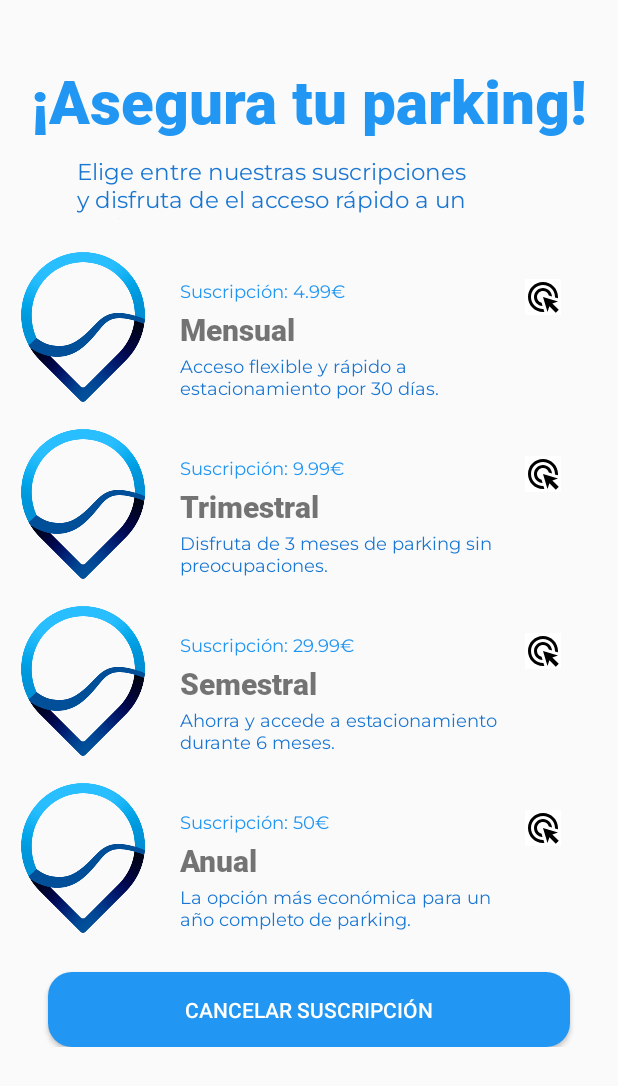
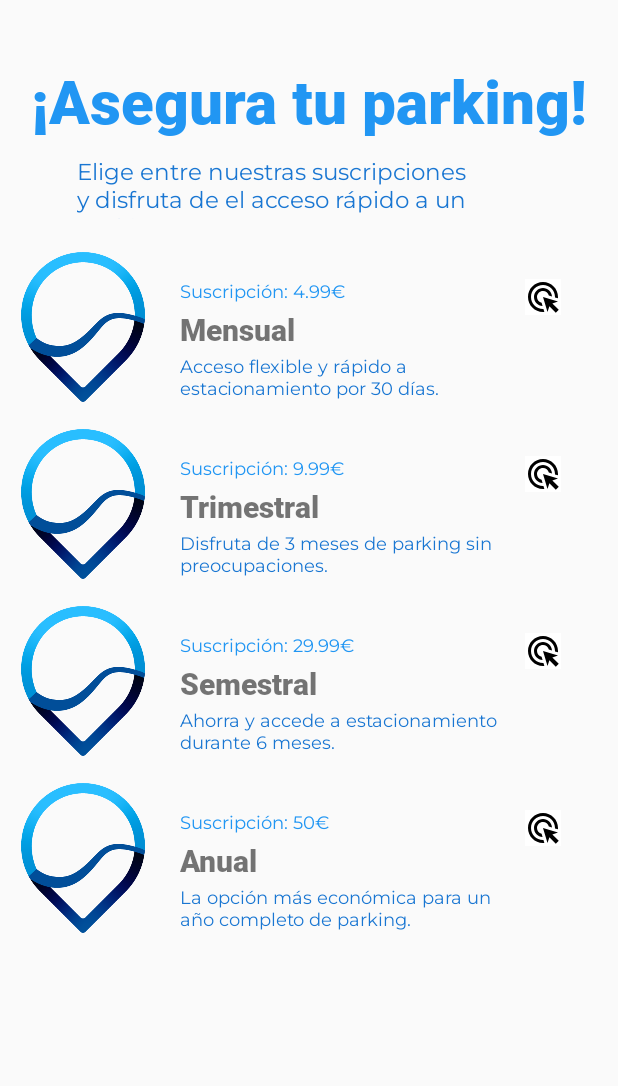
Before and after one commit to ktr19/Spotterly, an Android app: the fragment SuscripcionesFragment shown on its own in the app's theme, after a tap on "NO", on a phone screen of 412 x 824 dp. Shown: the top 1086 px of the screen. Run offline under Robolectric (Android 15) with nearby library versions, the phone set to English and light mode, and no system bars; 1 other tap on this screen came first.

Commit message:
Suscripción terminada

```diff
--- a/app/src/main/java/com/example/spotterly/ui/suscripciones/SuscripcionesFragment.java
+++ b/app/src/main/java/com/example/spotterly/ui/suscripciones/SuscripcionesFragment.java
@@ -1,63 +1,144 @@
 package com.example.spotterly.ui.suscripciones;
 
 import android.app.AlertDialog;
+import android.content.DialogInterface;
 import android.os.Bundle;
 import android.view.LayoutInflater;
 import android.view.View;
 import android.view.ViewGroup;
 import android.widget.Button;
+import android.widget.FrameLayout;
 import android.widget.Toast;
 
 import androidx.annotation.NonNull;
+import androidx.annotation.Nullable;
 import androidx.fragment.app.Fragment;
 
-import com.example.spotterly.databinding.FragmentSuscripcionesBinding;
+import com.example.spotterly.R;
 
 public class SuscripcionesFragment extends Fragment {
 
-    private FragmentSuscripcionesBinding binding;
+    private FrameLayout frameMensual, frameTrimestral, frameSemestral, frameAnual;
+    private Button btCancelarSuscripcion;
 
-    public View onCreateView(@NonNull LayoutInflater inflater,
-                             ViewGroup container, Bundle savedInstanceState) {
-        binding = FragmentSuscripcionesBinding.inflate(inflater, container, false);
-        View root = binding.getRoot();
+    @Nullable
+    @Override
+    public View onCreateView(@NonNull LayoutInflater inflater, @Nullable ViewGroup container, @Nullable Bundle savedInstanceState) {
+        View rootView = inflater.inflate(R.layout.fragment_suscripciones, container, false);
+        btCancelarSuscripcion = rootView.findViewById(R.id.btCancelarSuscripcion);
+        frameMensual = rootView.findViewById(R.id.frameMensual);
+        frameTrimestral = rootView.findViewById(R.id.frameTrimestral);
+        frameSemestral = rootView.findViewById(R.id.frameSemestral);
+        frameAnual = rootView.findViewById(R.id.frameAnual);
+        btCancelarSuscripcion.setVisibility(View.GONE);
+        configurarEventos();
+        return rootView;
+    }
 
-        // Obtener la referencia al botón de cancelar suscripción
-        Button btCancelarSuscripcion = binding.btCancelarSuscripcion;
+    private void configurarEventos() {
+        frameMensual.setOnClickListener(new View.OnClickListener() {
+            @Override
+            public void onClick(View v) {
+                mostrarAlertaCompra("Mensual");
+            }
+        });
 
-        // Establecer el OnClickListener para el botón
+        frameTrimestral.setOnClickListener(new View.OnClickListener() {
+            @Override
+            public void onClick(View v) {
+                mostrarAlertaCompra("Trimestral");
+            }
+        });
+
+        frameSemestral.setOnClickListener(new View.OnClickListener() {
+            @Override
+            public void onClick(View v) {
+                mostrarAlertaCompra("Semestral");
+            }
+        });
+
+        frameAnual.setOnClickListener(new View.OnClickListener() {
+            @Override
+            public void onClick(View v) {
+                mostrarAlertaCompra("Anual");
+            }
+        });
+
         btCancelarSuscripcion.setOnClickListener(new View.OnClickListener() {
             @Override
             public void onClick(View v) {
-                mostrarAlerta();
+                mostrarAlertaCancelar();
             }
         });
-
-        return root;
     }
 
-    private void mostrarAlerta() {
-        // Crear el AlertDialog
+    private void mostrarAlertaCancelar() {
+        // Crear el AlertDialog para cancelar la suscripción
         AlertDialog.Builder builder = new AlertDialog.Builder(getActivity());
         builder.setMessage("¿Estás seguro de que deseas cancelar la suscripción?")
-                .setCancelable(false)  // El diálogo no se puede cancelar tocando fuera
-                .setPositiveButton("Sí", (dialog, id) -> {
-                    // Acción si el usuario presiona "Sí"
-                    Toast.makeText(getActivity(), "Suscripción cancelada", Toast.LENGTH_SHORT).show();
+                .setCancelable(false)
+                .setPositiveButton("Sí", new DialogInterface.OnClickListener() {
+                    @Override
+                    public void onClick(DialogInterface dialog, int id) {
+                        Toast.makeText(getActivity(), "Suscripción cancelada", Toast.LENGTH_SHORT).show();
+                        mostrarSuscripciones(); // Volver a mostrar las opciones de suscripción
+                    }
                 })
-                .setNegativeButton("No", (dialog, id) -> {
-                    // Acción si el usuario presiona "No"
-                    dialog.dismiss();  // Simplemente cierra el diálogo
+                .setNegativeButton("No", new DialogInterface.OnClickListener() {
+                    @Override
+                    public void onClick(DialogInterface dialog, int id) {
+                        Toast.makeText(getActivity(), "No se canceló la suscripción", Toast.LENGTH_SHORT).show();
+                        ocultarSuscripciones();
+                    }
                 });
-
-        // Mostrar el diálogo
         AlertDialog alert = builder.create();
         alert.show();
     }
 
-    @Override
-    public void onDestroyView() {
-        super.onDestroyView();
-        binding = null;
+    private void mostrarAlertaCompra(String tipo) {
+        // Crear el AlertDialog para confirmar la compra de la suscripción
+        AlertDialog.Builder builder = new AlertDialog.Builder(getActivity());
+        builder.setMessage("¿Quieres comprar la opción " + tipo + "?")
+                .setCancelable(false)
+                .setPositiveButton("Sí", new DialogInterface.OnClickListener() {
+                    @Override
+                    public void onClick(DialogInterface dialog, int id) {
+                        // Acción al confirmar la compra
+                        Toast.makeText(getActivity(), "Compra de suscripción " + tipo + " confirmada", Toast.LENGTH_SHORT).show();
+                        procesarSuscripcion(tipo);
+                        ocultarSuscripciones();
+                        btCancelarSuscripcion.setVisibility(View.VISIBLE);
+                    }
+                })
+                .setNegativeButton("No", new DialogInterface.OnClickListener() {
+                    @Override
+                    public void onClick(DialogInterface dialog, int id) {
+                        // Acción al cancelar la compra
+                        Toast.makeText(getActivity(), "Lo tienes al alcance de tu mano", Toast.LENGTH_SHORT).show();
+                        mostrarSuscripciones();
+                    }
+                });
+        AlertDialog alert = builder.create();
+        alert.show();
+    }
+
+    private void procesarSuscripcion(String tipo) {
+        ///////////////////////// Lógica para procesar la suscripción seleccionada
+        Toast.makeText(getActivity(), "Procesando suscripción: " + tipo, Toast.LENGTH_SHORT).show();
+    }
+
+    private void ocultarSuscripciones() {
+        frameMensual.setVisibility(View.GONE);
+        frameTrimestral.setVisibility(View.GONE);
+        frameSemestral.setVisibility(View.GONE);
+        frameAnual.setVisibility(View.GONE);
+    }
+
+    private void mostrarSuscripciones() {
+        frameMensual.setVisibility(View.VISIBLE);
+        frameTrimestral.setVisibility(View.VISIBLE);
+        frameSemestral.setVisibility(View.VISIBLE);
+        frameAnual.setVisibility(View.VISIBLE);
+        btCancelarSuscripcion.setVisibility(View.GONE);
     }
 }
```
